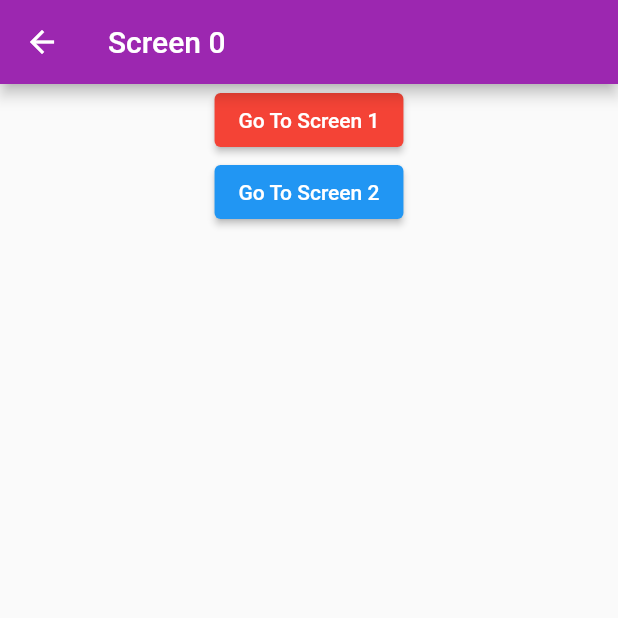
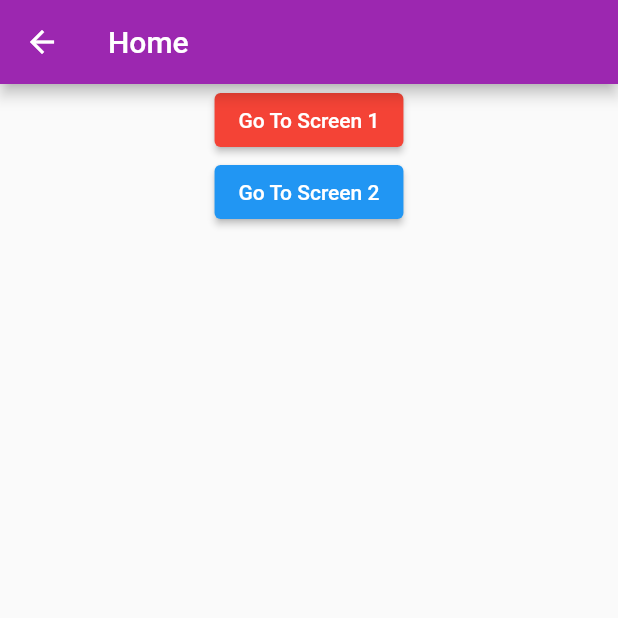
Before and after one commit to Aalem/flutter_navigation, a Flutter app: the Home screen opened directly, on a phone screen of 412 x 824 dp, the top half of it. Run offline on Flutter 3.47's test engine with Material 2 defaults, Android fonts, the phone set to English and light mode, and no system bars.

Commit message:
Update home.dart

```diff
--- a/lib/home.dart
+++ b/lib/home.dart
@@ -6,7 +6,7 @@ class Home extends StatelessWidget {
     return Scaffold(
       appBar: AppBar(
         backgroundColor: Colors.purple,
-        title: Text('Screen 0'),
+        title: Text('Home'),
       ),
       body: Center(
         child: Column(
```
